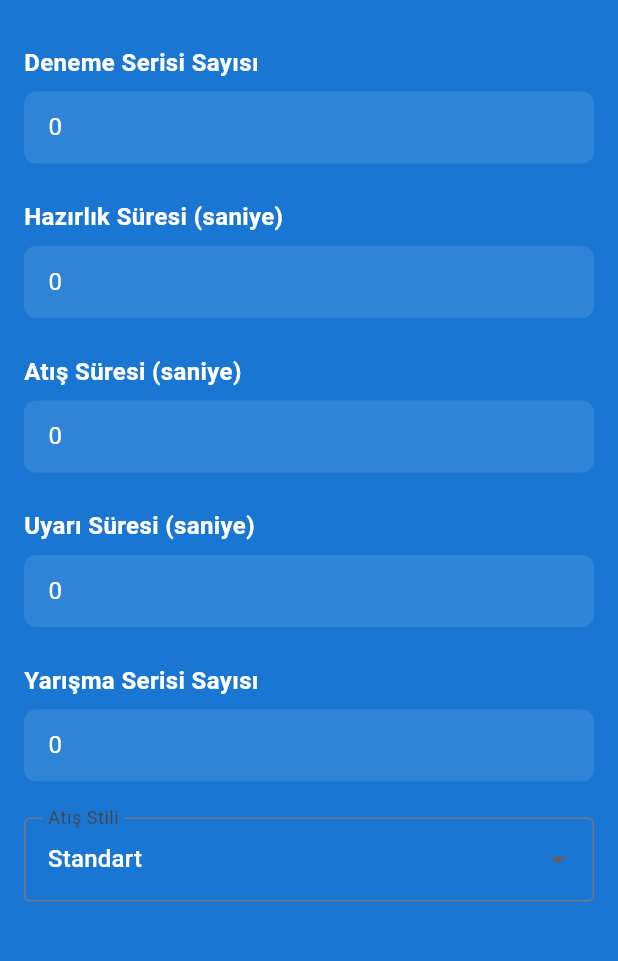
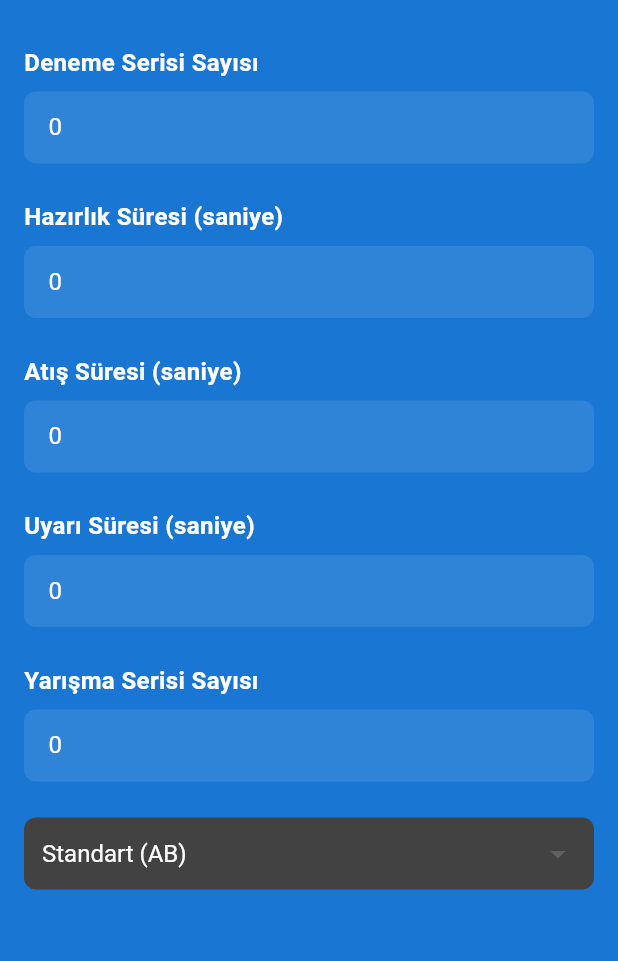
Before and after one commit to hasanali8334/archery_timer, a Flutter app: the SettingsScreen screen opened directly with empty values, on a phone screen of 412 x 824 dp, the part 63-1024 px from its top. Run offline on Flutter 3.47's test engine with Material 3 defaults, Android fonts, the phone set to English and light mode, and no system bars; our stand-ins replace audioplayers, shared_preferences; accounts and stored records are empty.

Commit message:
Updated settings screen dropdown: - Changed background color to dark gray - Updated text colors to white - Added detailed shooting style descriptions - Improved dropdown UI with container and border radius

```diff
--- a/lib/screens/settings_screen.dart
+++ b/lib/screens/settings_screen.dart
@@ -348,34 +348,55 @@ class _SettingsScreenState extends State<SettingsScreen> {
                 ),
               ),
               const SizedBox(height: 24),
-              DropdownButtonFormField<ShootingStyle>(
+              SizedBox(
+                width: double.infinity,
+                child: Container(
+                  padding: const EdgeInsets.symmetric(horizontal: 12),
+                  decoration: BoxDecoration(
+                    color: Colors.grey[800],
+                    borderRadius: BorderRadius.circular(8),
+                  ),
+                  child: DropdownButton<ShootingStyle>(
                     value: _shootingStyle,
-                decoration: const InputDecoration(
-                  labelText: 'Atış Stili',
-                  border: OutlineInputBorder(),
+                    isExpanded: true,
+                    dropdownColor: Colors.grey[800],
+                    style: const TextStyle(
+                      color: Colors.white,
+                      fontSize: 16,
                     ),
-                items: const [
+                    underline: Container(),
+                    items: [
                       DropdownMenuItem(
                         value: ShootingStyle.standard,
-                    child: Text('Standart'),
+                        child: Text(
+                          'Standart (AB)',
+                          style: TextStyle(color: Colors.white),
+                        ),
                       ),
                       DropdownMenuItem(
                         value: ShootingStyle.alternating,
-                    child: Text('Dönüşümlü'),
+                        child: Text(
+                          'Dönüşümsüz (AB-CD-AB-CD)',
+                          style: TextStyle(color: Colors.white),
+                        ),
                       ),
                       DropdownMenuItem(
                         value: ShootingStyle.rotating,
-                    child: Text('Dönüşümlü (2 Set)'),
+                        child: Text(
+                          'Dönüşümlü (AB-CD-CD-AB)',
+                          style: TextStyle(color: Colors.white),
+                        ),
                       ),
                     ],
-                onChanged: (value) {
-                  if (value != null) {
+                    onChanged: (ShootingStyle? newValue) {
+                      if (newValue != null) {
                         setState(() {
-                      _shootingStyle = value;
-                      print('DEBUG - Shooting Style değişti: $_shootingStyle');
+                          _shootingStyle = newValue;
                         });
                       }
                     },
+                  ),
+                ),
               ),
             ],
           ),
```
Lines whose indentation alone changed are shown as unchanged.
